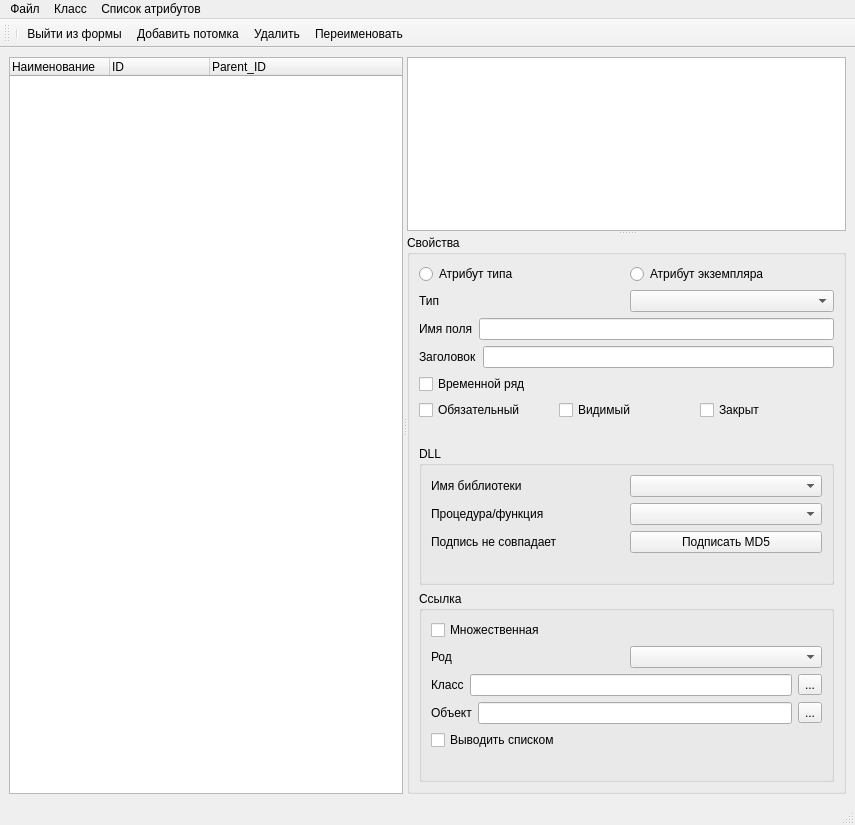
Before: the Qt Designer form EidosStudio/es_mainwindow.ui in VladisGol/platon-accs, drawn with Qt 5.
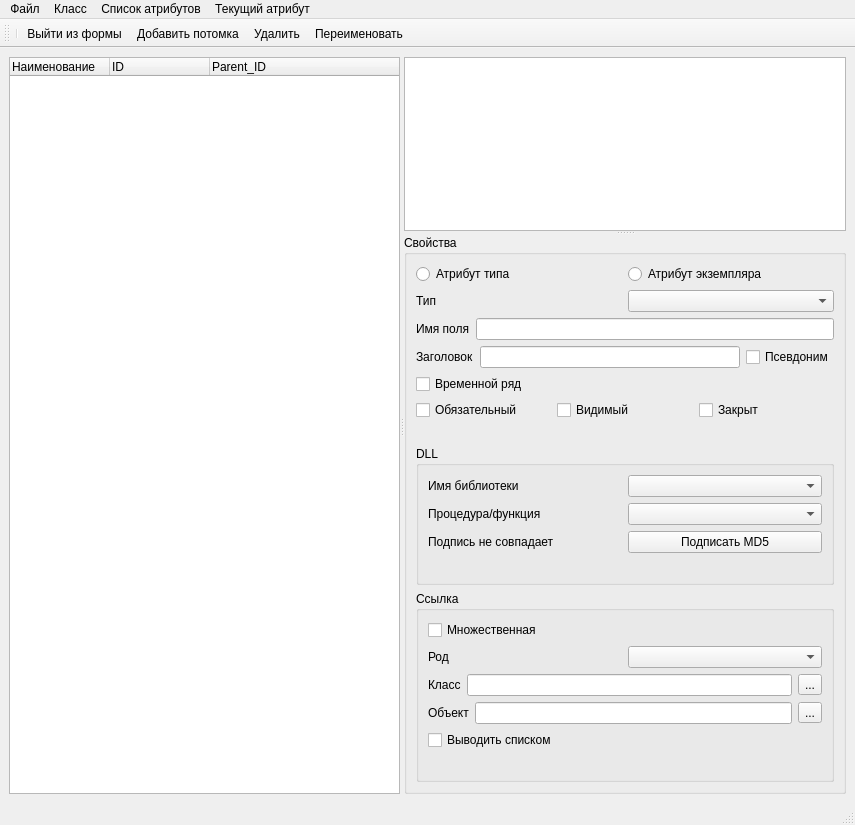
After: the same form once the commit is applied. Icons and pictures are not drawn. Custom widgets are drawn as their Qt base class.

```diff
--- a/EidosStudio/es_mainwindow.ui
+++ b/EidosStudio/es_mainwindow.ui
@@ -123,6 +123,19 @@
            <item>
             <widget class="QLineEdit" name="lineEdit_Caption"/>
            </item>
+           <item>
+            <widget class="QCheckBox" name="checkBox_alternated">
+             <property name="enabled">
+              <bool>true</bool>
+             </property>
+             <property name="text">
+              <string>Псевдоним</string>
+             </property>
+             <property name="checkable">
+              <bool>true</bool>
+             </property>
+            </widget>
+           </item>
           </layout>
          </item>
          <item>
@@ -369,9 +382,16 @@
     <addaction name="action_EA_Add"/>
     <addaction name="action_EA_Del"/>
    </widget>
+   <widget class="QMenu" name="menu_4">
+    <property name="title">
+     <string>Текущий атрибут</string>
+    </property>
+    <addaction name="action_AltCaption"/>
+   </widget>
    <addaction name="menu"/>
    <addaction name="menu_2"/>
    <addaction name="menu_3"/>
+   <addaction name="menu_4"/>
   </widget>
   <widget class="QStatusBar" name="statusbar"/>
   <widget class="QToolBar" name="toolBar">
```
Left out of the diff: 5 changed lines with no effect on the pictures.
